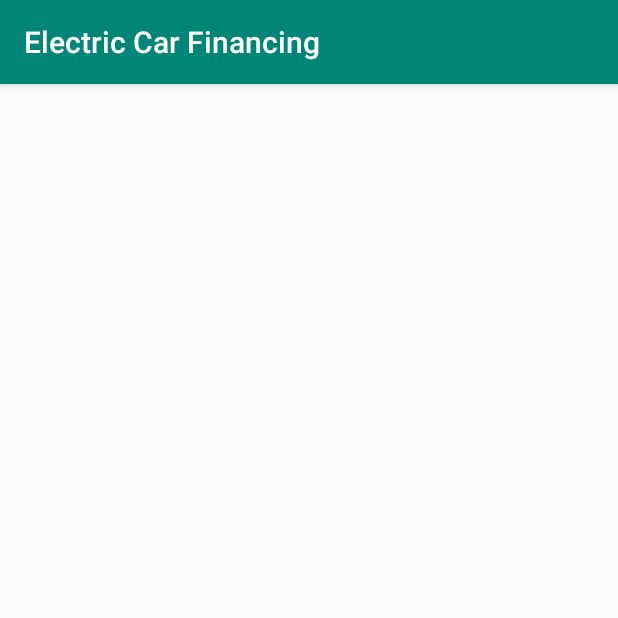
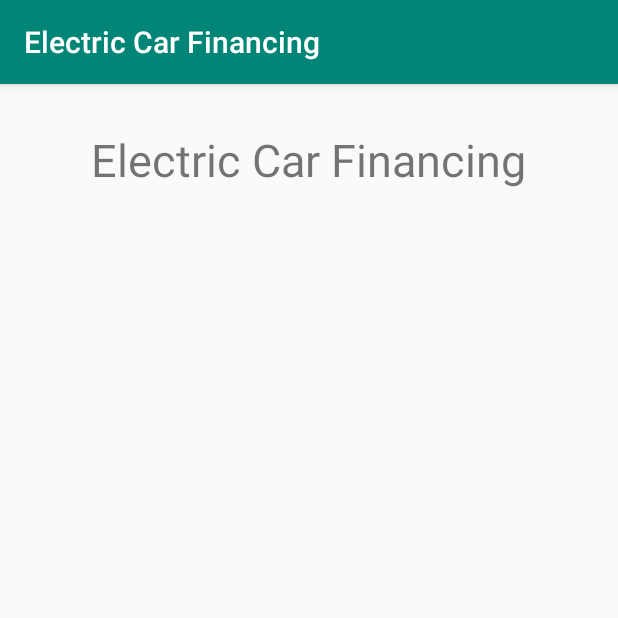
Before and after one commit to jay3ss/reimagined-waffle, an Android app: the Payment screen opened directly, with no data from a screen before it, on a phone screen of 412 x 824 dp, the top half of it. Run offline under Robolectric (Android 15) with nearby library versions, the phone set to English and light mode, and no system bars.

Commit message:
Finish layout for payment activity

```diff
--- a/examples/ElectricCarFinancing/app/src/main/res/layout/activity_payment.xml
+++ b/examples/ElectricCarFinancing/app/src/main/res/layout/activity_payment.xml
@@ -1,9 +1,37 @@
 <?xml version="1.0" encoding="utf-8"?>
-<androidx.constraintlayout.widget.ConstraintLayout xmlns:android="http://schemas.android.com/apk/res/android"
+<RelativeLayout xmlns:android="http://schemas.android.com/apk/res/android"
     xmlns:app="http://schemas.android.com/apk/res-auto"
     xmlns:tools="http://schemas.android.com/tools"
     android:layout_width="match_parent"
     android:layout_height="match_parent"
     tools:context=".Payment">
 
-</androidx.constraintlayout.widget.ConstraintLayout>
+    <TextView
+        android:id="@+id/txtTitle2"
+        android:layout_width="wrap_content"
+        android:layout_height="wrap_content"
+        android:text="@string/txtTitle"
+        android:textSize="30sp"
+        android:layout_alignParentTop="true"
+        android:layout_centerHorizontal="true"
+        android:layout_marginTop="30dp"/>
+
+    <TextView
+        android:id="@+id/txtMonthlyPayment"
+        android:layout_width="wrap_content"
+        android:layout_height="wrap_content"
+        android:textSize="25sp"
+        android:layout_below="@+id/txtTitle2"
+        android:layout_centerHorizontal="true"
+        android:layout_marginTop="40dp"/>
+
+    <ImageView
+        android:id="@+id/imgYears"
+        android:layout_width="wrap_content"
+        android:layout_height="wrap_content"
+        android:contentDescription="@string/imgDescription"
+        android:layout_alignParentBottom="true"
+        android:layout_centerHorizontal="true"
+        android:layout_marginBottom="5dp"/>
+
+</RelativeLayout>
```
